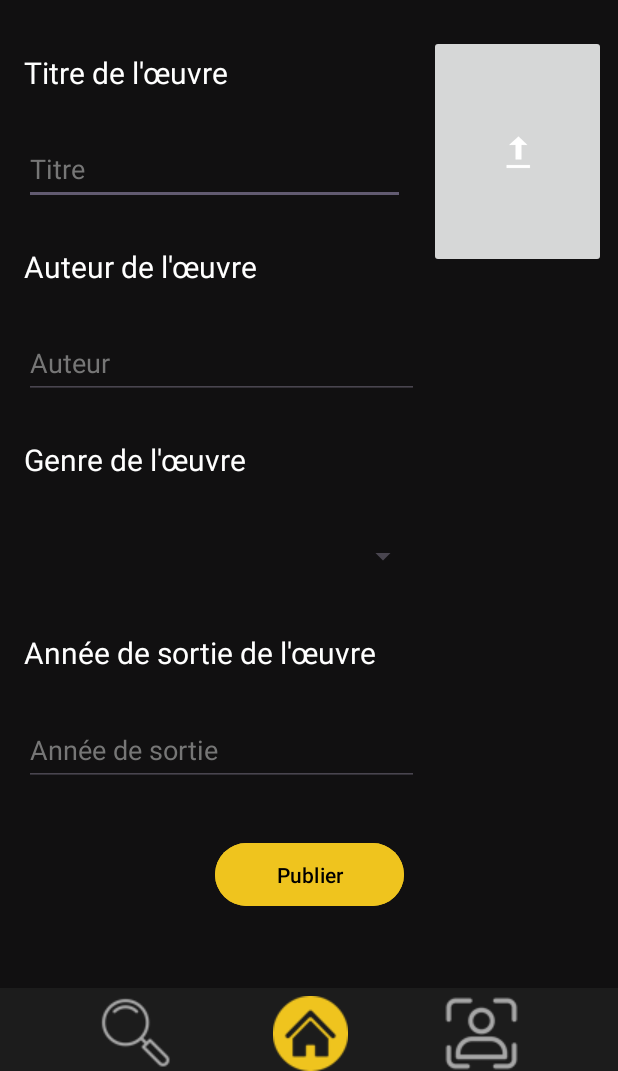
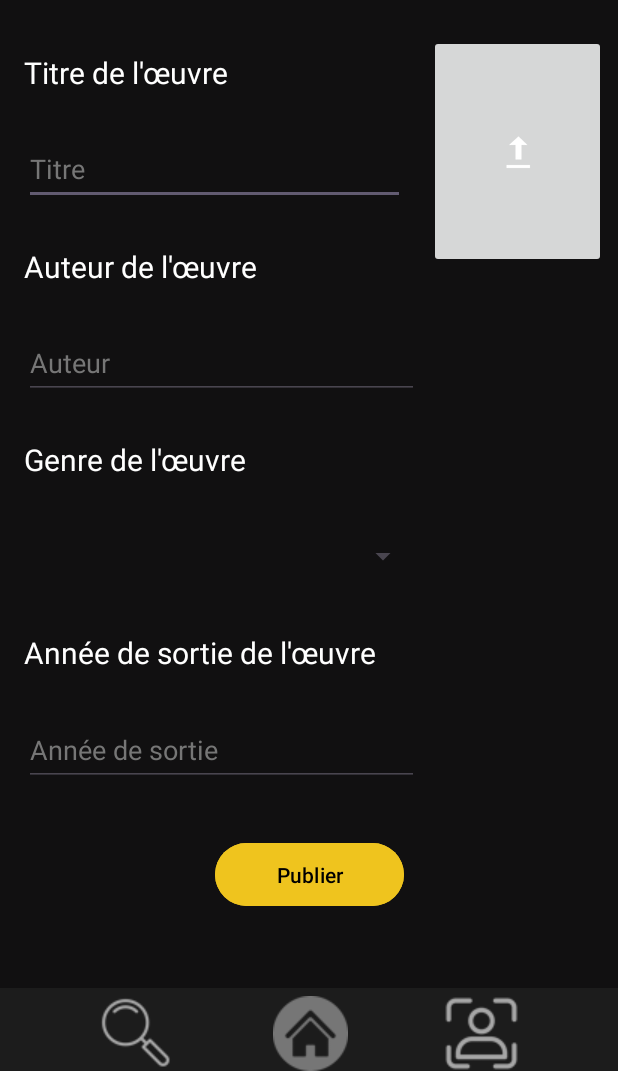
Before and after one commit to xKayato/SAE32_Android, an Android app: the AddWorkActivity screen opened directly, with no data from a screen before it, on a phone screen of 412 x 824 dp, the part 165-1236 px from its top. Run offline under Robolectric (Android 15) with nearby library versions, the phone set to English and light mode, and no system bars.

Commit message:
Changement de couleur de 2 boutons

```diff
--- a/app/src/main/res/layout/activity_add_work.xml
+++ b/app/src/main/res/layout/activity_add_work.xml
@@ -224,7 +224,7 @@
         app:layout_constraintEnd_toStartOf="@+id/profileButton"
         app:layout_constraintStart_toEndOf="@+id/searchButton"
         app:srcCompat="@drawable/home"
-        app:tint="@color/secondary_button" />
+        app:tint="@color/primary_button" />
 
     <ImageButton
         android:id="@+id/profileButton"
--- a/app/src/main/res/layout/activity_settings_account.xml
+++ b/app/src/main/res/layout/activity_settings_account.xml
@@ -243,7 +243,7 @@
         app:layout_constraintEnd_toEndOf="parent"
         app:layout_constraintStart_toEndOf="@+id/homeButton"
         app:srcCompat="@drawable/profile"
-        app:tint="@color/secondary_button" />
+        app:tint="@color/primary_button" />
 
     <View
         android:id="@+id/deleteAccountView"
```
